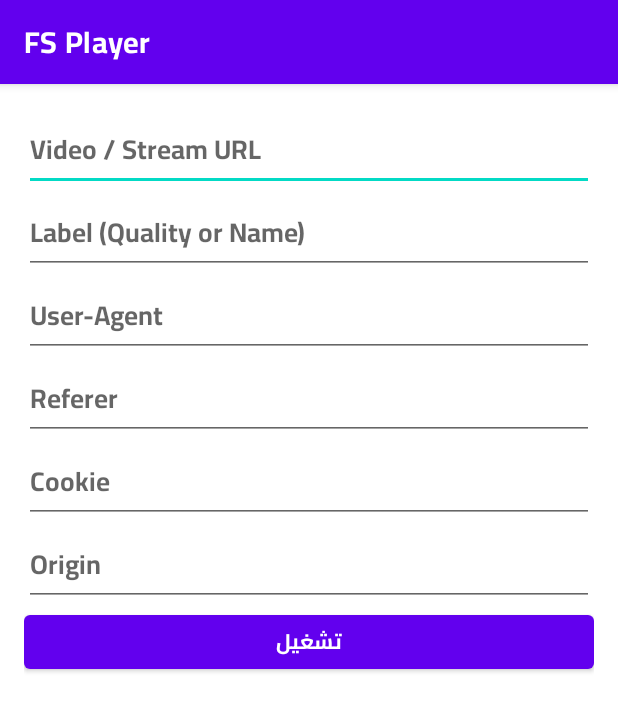
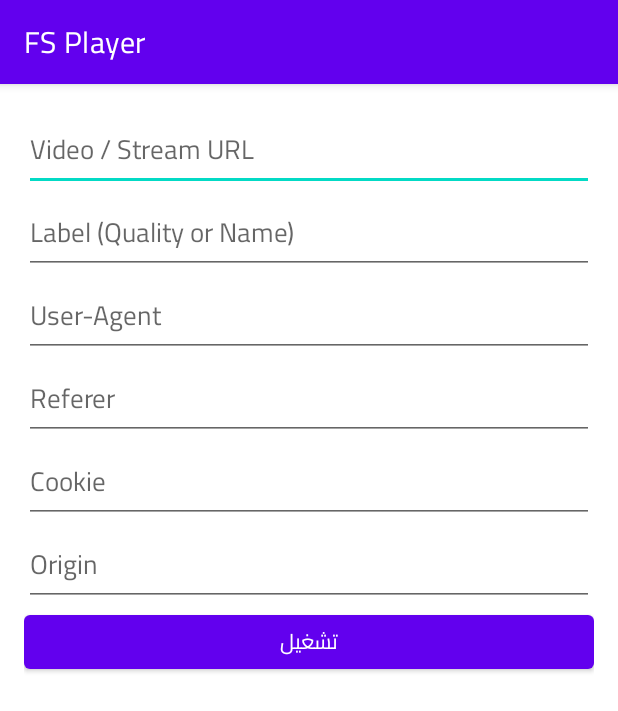
Before and after one commit to djxxber3/FSPlayer, an Android app: the screen it shows after launch (InputStreamActivity), on a phone screen of 412 x 824 dp. Shown: the top 711 px of the screen. Run offline under Robolectric (Android 15) with nearby library versions, the phone set to English and light mode, and no system bars.

Commit message:
first commit

```diff
--- a/app/src/main/res/values/themes.xml
+++ b/app/src/main/res/values/themes.xml
@@ -12,8 +12,8 @@
         <!-- Status bar color. -->
         <item name="android:statusBarColor">?attr/colorPrimaryVariant</item>
         <!-- Customize your theme here. -->
-    <!-- Global font applied to all text widgets -->
-    <item name="android:fontFamily">@font/cairo_bold</item>
-    <item name="fontFamily">@font/cairo_bold</item>
+    <!-- Global font now regular; specific components (e.g., quality buttons) will set bold explicitly -->
+    <item name="android:fontFamily">@font/cairo_regular</item>
+    <item name="fontFamily">@font/cairo_regular</item>
     </style>
 </resources>
--- a/player/src/main/res/values/styles.xml
+++ b/player/src/main/res/values/styles.xml
@@ -4,8 +4,8 @@
         <item name="colorPrimaryDark">@color/exo_black_opacity_60</item>
         <item name="colorAccent">@color/exo_white</item>
         <!-- Inherit global font; keep explicit in case theme override order changes -->
-        <item name="android:fontFamily">@font/cairo_bold</item>
-        <item name="fontFamily">@font/cairo_bold</item>
+        <item name="android:fontFamily">@font/cairo_regular</item>
+        <item name="fontFamily">@font/cairo_regular</item>
     </style>
     <style name="PlayerControlButton">
         <item name="android:layout_width">52dp</item>
@@ -25,6 +25,8 @@
     <item name="android:textSize">14sp</item>
     <!-- نص رمادي شفاف قليلاً -->
     <item name="android:textColor">@color/quality_text_gray</item>
+       <item name="android:fontFamily">@font/cairo_bold</item>
+        <item name="fontFamily">@font/cairo_bold</item>
         <item name="android:background">@drawable/quality_button_selector</item>
         <item name="android:layout_margin">4dp</item>
         <item name="android:elevation">4dp</item>
```
Also changed, not shown: player/src/main/res/drawable/transparent_circle_background.xml (+4 -13 lines), player/src/main/res/layout/exo_player_control_view.xml (+6 -6 lines), player/src/main/res/font/cairo_regular.ttf (added).
